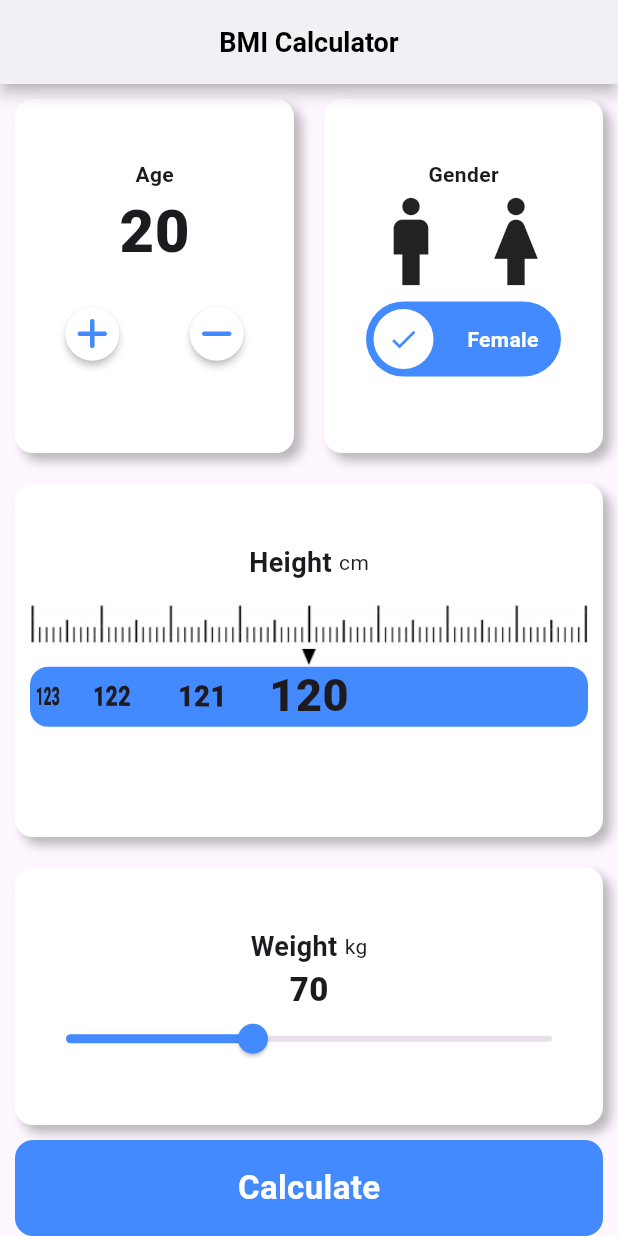
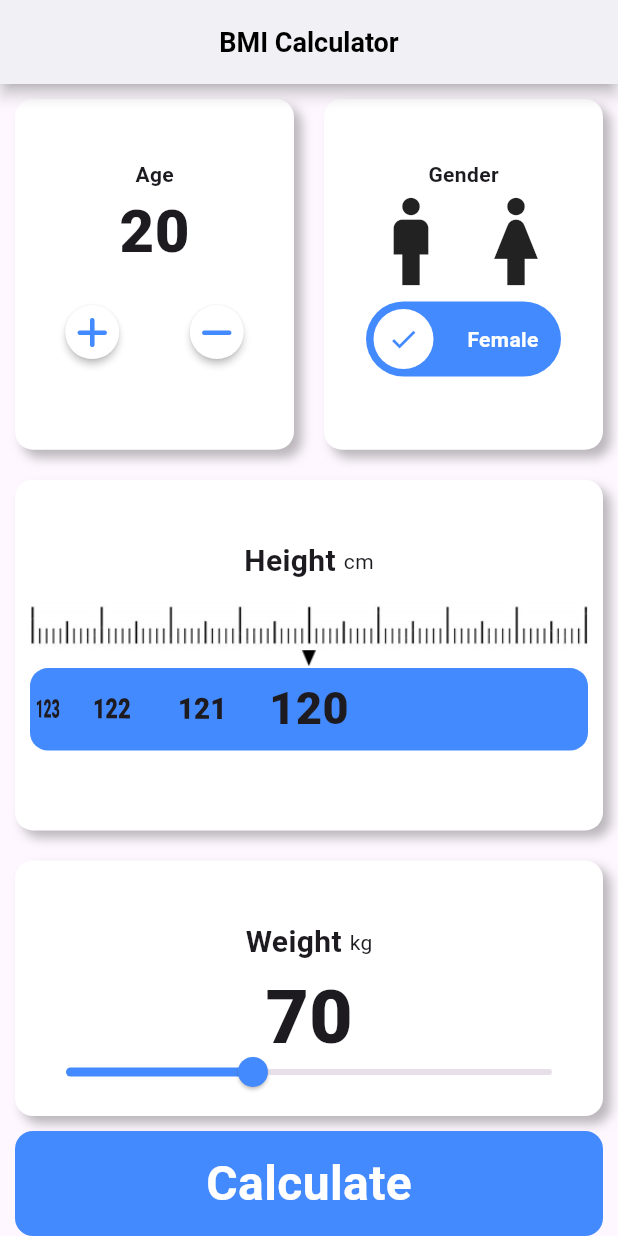
Before and after one commit to samuel-vrit/bmi_app, a Flutter app: the screen it shows after launch, on a phone screen of 412 x 824 dp. Run offline on Flutter 3.47's test engine with Material 3 defaults, Android fonts, the phone set to English and light mode, and no system bars; drawn by our look-alikes of lite_rolling_switch; our stand-ins replace font_awesome_flutter.

Commit message:
overflow error

```diff
--- a/lib/home_page/home_page.dart
+++ b/lib/home_page/home_page.dart
@@ -11,6 +11,7 @@ class HomePage extends StatefulWidget {
 
 class _HomePageState extends State<HomePage> {
   double selectedWeight = 70;
+  int selectedAge = 20;
 
   @override
   Widget build(BuildContext context) {
@@ -39,6 +40,7 @@ class _HomePageState extends State<HomePage> {
               children: [
                 //Age
                 Expanded(
+                  flex: 1,
                   child: ShadowContainer(
                     // containerHeight: 220,
                     containerChild: Column(
@@ -51,7 +53,7 @@ class _HomePageState extends State<HomePage> {
                           ),
                         ),
                         Text(
-                          '20',
+                          selectedAge.toString(),
                           style: TextStyle(
                             fontWeight: FontWeight.w900,
                             fontSize: 40,
@@ -137,7 +139,7 @@ class _HomePageState extends State<HomePage> {
                     children: [
                       Text('Height ',
                           style: TextStyle(
-                              fontSize: 18, fontWeight: FontWeight.bold)),
+                              fontSize: 20, fontWeight: FontWeight.bold)),
                       Text('cm'),
                     ],
                   ),
@@ -147,7 +149,7 @@ class _HomePageState extends State<HomePage> {
                         'assets/images/meter icon.png',
                       )),
                   Container(
-                    height: 40,
+                    height: 55,
                     decoration: BoxDecoration(
                         color: Colors.blueAccent,
                         borderRadius: BorderRadius.circular(12)),
@@ -191,13 +193,13 @@ class _HomePageState extends State<HomePage> {
                   children: [
                     Text('Weight ',
                         style: TextStyle(
-                            fontSize: 18, fontWeight: FontWeight.bold)),
+                            fontSize: 20, fontWeight: FontWeight.bold)),
                     Text('kg'),
                   ],
                 ),
                 Text(
                   selectedWeight.toInt().toString(),
-                  style: TextStyle(fontSize: 22, fontWeight: FontWeight.w900),
+                  style: TextStyle(fontSize: 50, fontWeight: FontWeight.w900),
                 ),
                 Expanded(
                   child: Slider(
@@ -216,10 +218,9 @@ class _HomePageState extends State<HomePage> {
           ),
 
           //Calculate
-          Expanded(
-            child: Container(
+          Container(
             margin: EdgeInsets.symmetric(horizontal: 10),
-              height: 60,
+            height: 70,
             width: double.infinity,
             decoration: BoxDecoration(
               color: Colors.blueAccent,
@@ -229,10 +230,9 @@ class _HomePageState extends State<HomePage> {
               child: Text(
                 'Calculate',
                 style: TextStyle(
-                    fontSize: 22,
+                  fontSize: 32,
                   color: Colors.white,
                   fontWeight: FontWeight.bold,
-                  ),
                 ),
               ),
             ),
```
Lines whose indentation alone changed are shown as unchanged.
